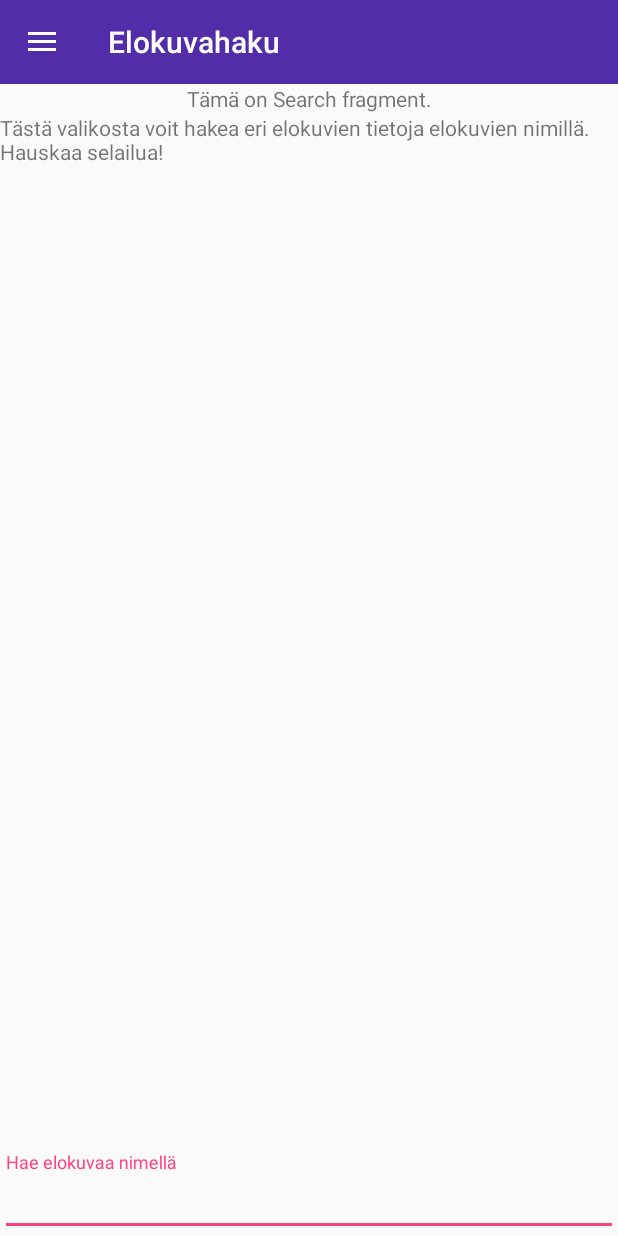
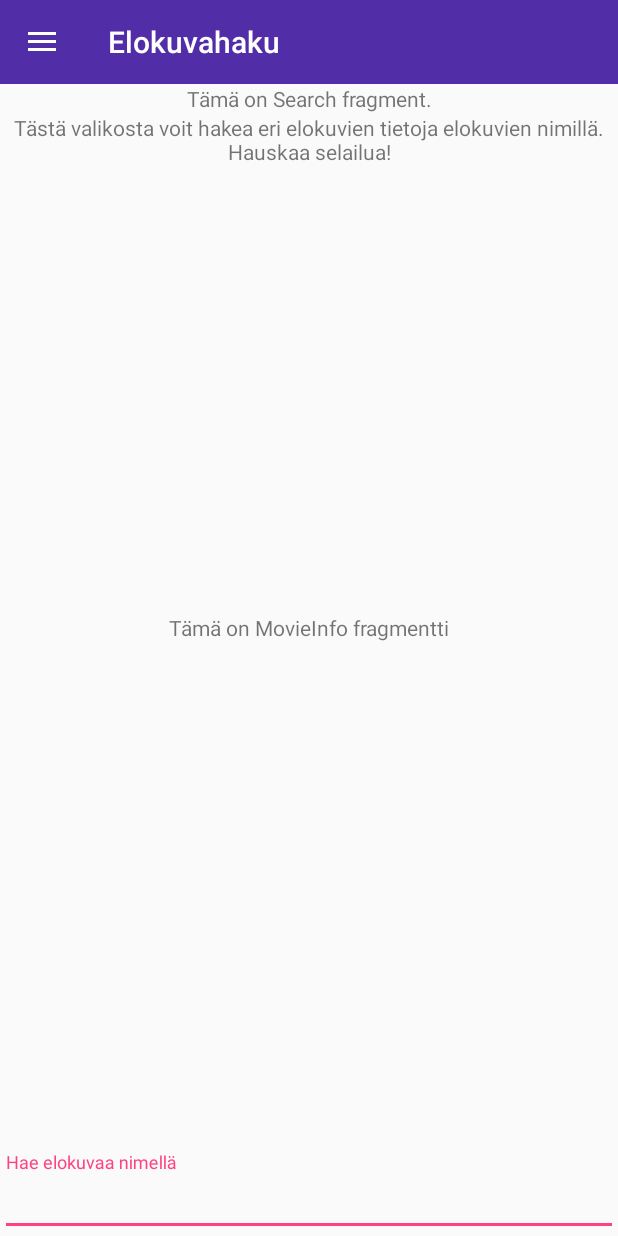
Before and after one commit to Reggie421/OlioProjekti, an Android app: the screen it shows after launch (MainActivity), in the side drawer, after a tap on "Elokuvahaku", on a phone screen of 412 x 824 dp. Run offline under Robolectric (Android 15) with nearby library versions, the phone set to English and light mode, and no system bars.

Commit message:
MovieSearchiin upotettu widget näyttämään MovieInfo-fragmenttiä.

```diff
--- a/app/src/main/res/layout/fragment_search.xml
+++ b/app/src/main/res/layout/fragment_search.xml
@@ -45,12 +45,25 @@
             android:layout_width="0dp"
             android:layout_height="wrap_content"
             android:text="Tästä valikosta voit hakea eri elokuvien tietoja elokuvien nimillä. Hauskaa selailua!"
+            android:textAlignment="center"
             app:layout_constraintBottom_toTopOf="@+id/textInputLayout"
             app:layout_constraintEnd_toEndOf="parent"
             app:layout_constraintStart_toStartOf="parent"
             app:layout_constraintTop_toBottomOf="@+id/textView"
             app:layout_constraintVertical_bias="0.0" />
 
+        <androidx.fragment.app.FragmentContainerView
+            android:id="@+id/fragmentContainerView"
+            android:name="com.example.sdidebartesti.MovieInfoFragment"
+            android:layout_width="0dp"
+            android:layout_height="0dp"
+            app:layout_constraintBottom_toTopOf="@+id/textInputLayout"
+            app:layout_constraintEnd_toEndOf="parent"
+            app:layout_constraintHorizontal_bias="0.0"
+            app:layout_constraintStart_toStartOf="parent"
+            app:layout_constraintTop_toBottomOf="@+id/textView3"
+            app:layout_constraintVertical_bias="0.0" />
+
 
     </androidx.constraintlayout.widget.ConstraintLayout>
 
```
Also changed, not shown: app/src/main/res/layout/fragment_person_search.xml (+4 -3 lines).
